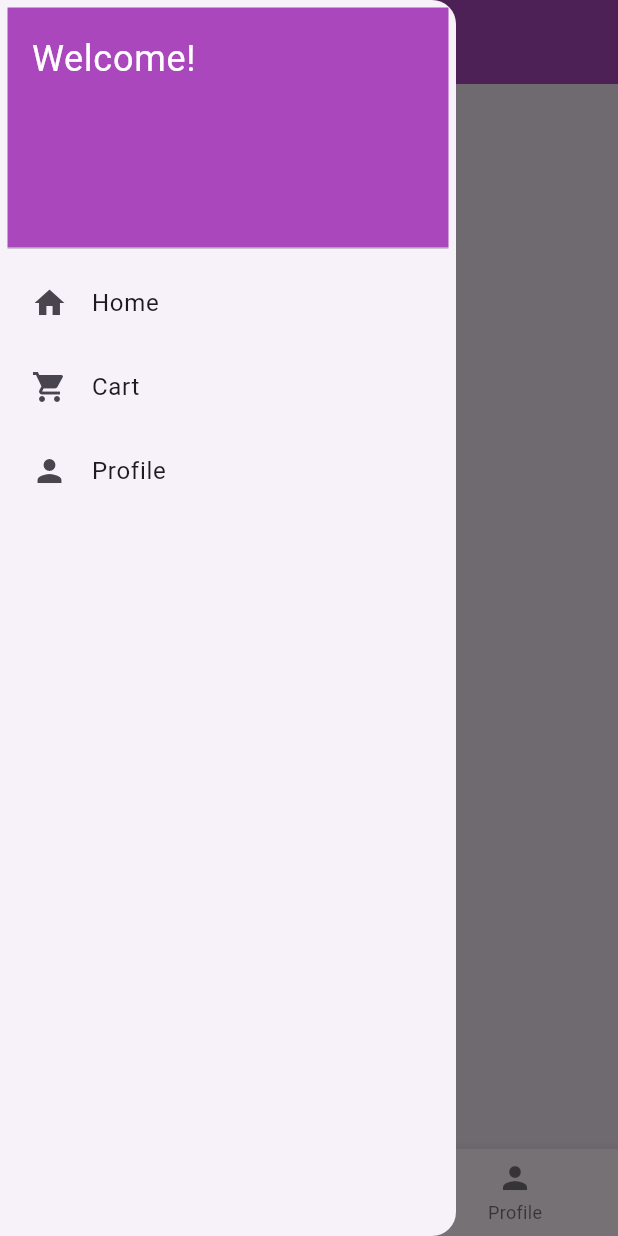
After one commit to tarunpayup/lavender, a Flutter app: the Dashboard screen opened directly, with the side drawer open, on a phone screen of 412 x 824 dp. The commit adds this screen. Run offline on Flutter 3.47's test engine with Material 3 defaults, Android fonts, the light colour scheme and no system bars; network calls fail.

Commit message:
commit on "main"

```diff
--- /dev/null
+++ b/lib/dashboard.dart
@@ -0,0 +1,82 @@
+import 'package:flutter/material.dart';
+import 'package:lavender_app/dashboard_screens/dashboard_cart.dart';
+import 'package:lavender_app/dashboard_screens/dashboard_home.dart';
+import 'package:lavender_app/dashboard_screens/dashboard_person.dart';
+
+class Dashboard extends StatefulWidget{
+  @override
+  _Dashboard createState() => _Dashboard();
+}
+
+class _Dashboard extends State<Dashboard>{
+  int _currentIndex = 0;
+  final List<Widget> _screens = [
+    DashboardHome(),//0
+    DashboardCart(),//1
+    DashboardPerson()//2
+  ];
+  @override
+  Widget build(BuildContext context){
+    return Scaffold(
+      appBar: AppBar(
+        title: Text("Lavender App",style: TextStyle(color: Colors.white),),
+        backgroundColor: Colors.purple[400],
+      ),
+      drawer: Drawer(
+        child: ListView(
+          padding: EdgeInsets.all(5),
+          children: [
+            DrawerHeader(
+              decoration: BoxDecoration(color: Colors.purple[400]),
+              child: Text("Welcome!",style: TextStyle(color: Colors.white,fontSize: 24),
+              )
+              ),
+              ListTile(
+                leading:Icon(Icons.home),
+                title: Text("Home"),
+                onTap: (){
+                  Navigator.pop(context);
+                  setState(() {
+                    _currentIndex=0;
+                  });
+                },
+              ),
+              ListTile(
+                leading:Icon(Icons.shopping_cart),
+                title: Text("Cart"),
+                onTap: (){
+                  Navigator.pop(context);
+                  setState(() {
+                    _currentIndex = 1;
+                  });
+                },
+              ),
+              ListTile(
+                leading:Icon(Icons.person),
+                title: Text("Profile"),
+                onTap: (){
+                  Navigator.pop(context);
+                  setState(() {
+                    _currentIndex=2;
+                  });
+                },
+              ),
+          ],
+        ),
+      ),
+      body: _screens[_currentIndex],
+      bottomNavigationBar: BottomNavigationBar(
+        currentIndex: _currentIndex,
+        selectedItemColor: Colors.purple[400],
+        onTap: (index)=>setState(() {
+          _currentIndex = index;
+        }),
+        items: [
+          BottomNavigationBarItem(icon: Icon(Icons.home),label: "Home"),
+          BottomNavigationBarItem(icon: Icon(Icons.shopping_cart),label: "Cart"),
+          BottomNavigationBarItem(icon: Icon(Icons.person),label: "Profile")
+        ],
+      ),
+    );
+  }
+}
--- /dev/null
+++ b/lib/dashboard_screens/dashboard_home.dart
@@ -0,0 +1,10 @@
+import 'package:flutter/material.dart';
+
+class DashboardHome extends StatelessWidget{
+  @override
+  Widget build(BuildContext context) {
+    return Scaffold(
+      body: Center(child: Text("Home Screen"),),
+    );
+  }
+}
--- a/lib/login.dart
+++ b/lib/login.dart
@@ -1,5 +1,6 @@
 import 'package:flutter/material.dart';
 import 'package:http/http.dart' as http;
+import 'package:lavender_app/dashboard.dart';
 
 class LoginTab extends StatefulWidget {
   @override
@@ -25,6 +26,7 @@ class _LoginTabState extends State<LoginTab> {
         ScaffoldMessenger.of(context).showSnackBar(
           SnackBar(content: Text("Login Successful")),
         );
+        Navigator.push(context, MaterialPageRoute(builder: (context)=>Dashboard()));
       } else if (response.body.contains("error")) {
         ScaffoldMessenger.of(context).showSnackBar(
           SnackBar(content: Text("Invalid Credentials")),
--- a/lib/signup.dart
+++ b/lib/signup.dart
@@ -1,6 +1,8 @@
 import 'package:flutter/material.dart';
 import 'package:http/http.dart' as http;
 import 'dart:convert';
+
+import 'package:lavender_app/dashboard.dart';
 
 class SignupTab extends StatefulWidget {
   @override
@@ -35,6 +37,7 @@ class _SignupTabState extends State<SignupTab> {
         ScaffoldMessenger.of(context).showSnackBar(
           SnackBar(content: Text("Signup Successful")),
         );
+        Navigator.push(context, MaterialPageRoute(builder: (context)=>Dashboard()));
       } else {
         ScaffoldMessenger.of(context).showSnackBar(
           SnackBar(content: Text(body['message'] ?? "Signup Failed")),
```
Also changed, not shown: lib/dashboard_screens/dashboard_cart.dart (added, +10 -0 lines), lib/dashboard_screens/dashboard_person.dart (added, +10 -0 lines).
